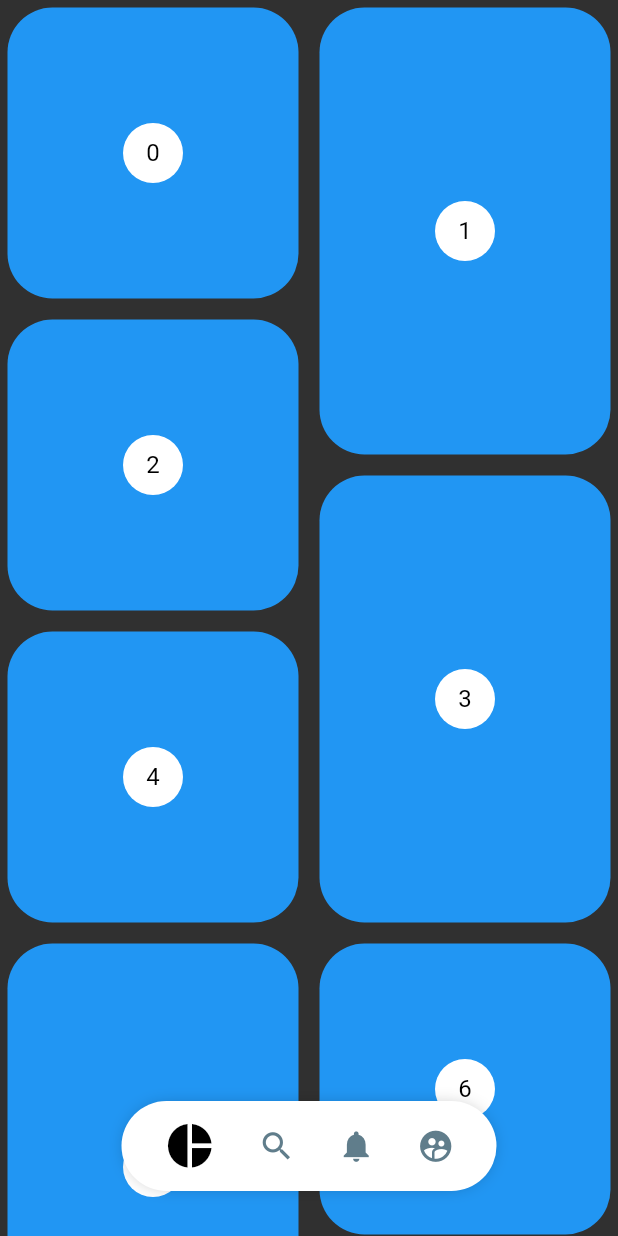
After one commit to matiasbaez/flutter-designs, a Flutter app: the PinterestScreen screen opened by its route, after a tap on the "pie chart" icon, on a phone screen of 412 x 824 dp. The commit adds this screen. Run offline on Flutter 3.47's test engine with Material 2 defaults, Android fonts, the phone set to English and light mode, and no system bars; our stand-ins replace flutter_svg.

Commit message:
Added, pinterest layout page

```diff
--- a/lib/main.dart
+++ b/lib/main.dart
@@ -28,6 +28,7 @@ class MyApp extends StatelessWidget {
         'basic_design'    : ( _ ) => const BasicDesignScreen(),
         'animations'      : ( _ ) => const AnimationsScreen(),
         'slideshows'      : ( _ ) => const SlideShowScreen(),
+        'pinterest'       : ( _ ) => const PinterestScreen(),
         'headers'         : ( _ ) => const HeadersScreen(),
         'home'            : ( _ ) => const HomeScreen(),
       },
--- a/lib/screens/home_screen.dart
+++ b/lib/screens/home_screen.dart
@@ -89,6 +89,10 @@ class _HomeDrawer extends StatelessWidget {
             title: const Text('Slideshows'),
             onTap: () => Navigator.pushNamed(context, 'slideshows'),
           ),
+          ListTile(
+            title: const Text('Pinterest Layout'),
+            onTap: () => Navigator.pushNamed(context, 'pinterest'),
+          ),
         ],
       ),
     );
--- /dev/null
+++ b/lib/screens/pinterest_screen.dart
@@ -0,0 +1,148 @@
+
+
+import 'package:flutter/material.dart';
+import 'package:flutter_staggered_grid_view/flutter_staggered_grid_view.dart';
+
+import 'package:designs/widgets/widgets.dart';
+import 'package:provider/provider.dart';
+
+class PinterestScreen extends StatelessWidget {
+  const PinterestScreen({super.key});
+
+  @override
+  Widget build(BuildContext context) {
+
+    return ChangeNotifierProvider(
+      create: (_) => _MenuModel(),
+      child: Scaffold(
+        body: Stack(
+          children: [
+            PinterestGrid(),
+            const _PinterestMenuLocation()
+          ]
+        )
+      ),
+    );
+  }
+}
+
+class _PinterestMenuLocation extends StatelessWidget {
+
+  const _PinterestMenuLocation({
+    Key? key,
+  }) : super(key: key);
+
+  @override
+  Widget build(BuildContext context) {
+    final screenWidth = MediaQuery.of(context).size.width;
+    final _MenuModel menuModel = Provider.of<_MenuModel>(context);
+
+    return Positioned(
+      bottom: 30,
+      child: Container(
+        width: screenWidth,
+        child: Align(
+          alignment: Alignment.center,
+          child: PinterestMenu(
+            show: menuModel.show,
+            items: [
+              PinterestButton(icon: Icons.pie_chart, onPressed: () {}),
+              PinterestButton(icon: Icons.search, onPressed: () {}),
+              PinterestButton(icon: Icons.notifications, onPressed: () {}),
+              PinterestButton(icon: Icons.supervised_user_circle, onPressed: () {}),
+            ],
+          )
+        )
+      )
+    );
+  }
+}
+
+class PinterestGrid extends StatefulWidget {
+
+  const PinterestGrid({
+    Key? key,
+  }) : super(key: key);
+
+  @override
+  State<PinterestGrid> createState() => _PinterestGridState();
+}
+
+class _PinterestGridState extends State<PinterestGrid> {
+
+  final List<int> items = List.generate(200, (i) => i);
+  final ScrollController controller = ScrollController();
+  double previousScroll = 0;
+
+  @override
+  void initState() {
+    final _MenuModel menuModel = Provider.of<_MenuModel>(context, listen: false);
+
+    controller.addListener(() {
+
+      menuModel.show = !(controller.offset > previousScroll && controller.offset > 150);
+      previousScroll = controller.offset;
+
+    });
+
+    super.initState();
+  }
+
+  @override
+  void dispose() {
+    controller.dispose();
+    super.dispose();
+  }
+
+  @override
+  Widget build(BuildContext context) {
+    return StaggeredGridView.countBuilder(
+      crossAxisCount: 4,
+      mainAxisSpacing: 4.0,
+      crossAxisSpacing: 4.0,
+      controller: controller,
+      itemCount: items.length,
+      staggeredTileBuilder: (index) => StaggeredTile.count(2, index.isEven ? 2 : 3),
+      itemBuilder: (context, index) => _PinterestItem(index: index ),
+    );
+  }
+}
+
+class _PinterestItem extends StatelessWidget {
+
+  final int index;
+
+  const _PinterestItem({
+    Key? key,
+    required this.index,
+  }) : super(key: key);
+
+  @override
+  Widget build(BuildContext context) {
+    return Container(
+      margin: const EdgeInsets.all( 5 ),
+      decoration: const BoxDecoration(
+        color: Colors.blue,
+        borderRadius: BorderRadius.all( Radius.circular(30) )
+      ),
+      child: Center(
+        child: CircleAvatar(
+          backgroundColor: Colors.white,
+          child: Text('$index'),
+        ),
+      ),
+    );
+  }
+}
+
+class _MenuModel with ChangeNotifier {
+  bool _show = true;
+
+  bool get show => _show;
+
+  set show( bool index ) {
+    _show = index;
+    notifyListeners();
+  }
+
+}
--- a/lib/screens/screens.dart
+++ b/lib/screens/screens.dart
@@ -3,6 +3,7 @@ export 'package:designs/screens/animated_square_screen.dart';
 export 'package:designs/screens/circle_graphs_screen.dart';
 export 'package:designs/screens/animations_screen.dart';
 export 'package:designs/screens/slideshow_screen.dart';
+export 'package:designs/screens/pinterest_screen.dart';
 export 'package:designs/screens/headers_screen.dart';
 export 'package:designs/screens/scroll_design.dart';
 export 'package:designs/screens/basic_design.dart';
--- /dev/null
+++ b/lib/widgets/pinterest_menu.dart
@@ -0,0 +1,170 @@
+
+import 'package:flutter/material.dart';
+import 'package:provider/provider.dart';
+
+class PinterestButton {
+  final Function onPressed;
+  final IconData icon;
+
+  PinterestButton({
+    required this.onPressed,
+    required this.icon
+  });
+}
+
+class PinterestMenu extends StatelessWidget {
+
+  final bool show;
+  final Color activeColor;
+  final Color inactiveColor;
+  final Color backgroundColor;
+
+  final List<PinterestButton> items;
+
+  const PinterestMenu({
+    super.key,
+    this.show = true,
+    required this.items,
+    this.activeColor = Colors.black,
+    this.backgroundColor = Colors.white,
+    this.inactiveColor = Colors.blueGrey
+  });
+
+  @override
+  Widget build(BuildContext context) {
+
+    return ChangeNotifierProvider(
+      create: (_) => _MenuModel(),
+      child: Builder(
+        builder: ((context) {
+
+          final _MenuModel menuModel = Provider.of<_MenuModel>(context);
+          menuModel.activeColor = activeColor;
+          menuModel.inactiveColor = inactiveColor;
+          menuModel.backgroundColor = backgroundColor;
+
+          return AnimatedOpacity(
+            opacity: show ? 1 : 0,
+            duration: const Duration( milliseconds: 250 ),
+            child: _PinterestMenuBackground(
+              child: _MenuItems( items: items )
+            ),
+          );
+        }),
+      ),
+    );
+  }
+}
+
+class _PinterestMenuBackground extends StatelessWidget {
+  final Widget child;
+
+  const _PinterestMenuBackground({
+    Key? key,
+    required this.child,
+  }) : super(key: key);
+
+  @override
+  Widget build(BuildContext context) {
+    final _MenuModel menuModel = Provider.of<_MenuModel>(context);
+
+    return Container(
+      width: 250,
+      height: 60,
+      decoration: BoxDecoration(
+        color: menuModel.backgroundColor,
+        borderRadius: const BorderRadius.all( Radius.circular(100) ),
+        boxShadow: const <BoxShadow>[
+          BoxShadow(
+            color: Colors.black38,
+            blurRadius: 10,
+            spreadRadius: -5
+          )
+        ]
+      ),
+      child: child,
+
+    );
+  }
+}
+
+class _MenuItems extends StatelessWidget {
+  final List<PinterestButton> items;
+
+  const _MenuItems({
+    super.key,
+    required this.items
+  });
+
+  @override
+  Widget build(BuildContext context) {
+    return Row(
+      mainAxisAlignment: MainAxisAlignment.spaceEvenly,
+      children: List.generate(items.length, (index) => _PinterestMenuButton( index: index, item: items[index], ))
+    );
+  }
+}
+
+class _PinterestMenuButton extends StatelessWidget {
+
+  final int index;
+  final PinterestButton item;
+
+  const _PinterestMenuButton({
+    super.key,
+    required this.index,
+    required this.item
+  });
+
+  @override
+  Widget build(BuildContext context) {
+
+    final _MenuModel menuModel = Provider.of<_MenuModel>(context);
+    final int currentIndex = menuModel.currentIndex;
+    final bool isActive = (currentIndex == index);
+
+    return GestureDetector(
+      onTap: () {
+        menuModel.currentIndex = index;
+        item.onPressed();
+      },
+      behavior: HitTestBehavior.translucent,
+      child: Icon(
+        item.icon,
+        size: isActive ? 35 : 25,
+        color: isActive ? menuModel.activeColor : menuModel.inactiveColor,
+      ),
+    );
+  }
+
+}
+
+class _MenuModel with ChangeNotifier {
+  int _currentIndex = 0;
+  Color _activeColor = Colors.black;
+  Color _inactiveColor = Colors.blueGrey;
+  Color _backgroundColor = Colors.white;
+
+  int get currentIndex => _currentIndex;
+  Color get activeColor => _activeColor;
+  Color get inactiveColor => _inactiveColor;
+  Color get backgroundColor => _backgroundColor;
+
+  set currentIndex( int index ) {
+    _currentIndex = index;
+    notifyListeners();
+  }
+
+  set activeColor( Color color ) {
+    _activeColor = color;
+  }
+
+  set inactiveColor( Color color ) {
+    _inactiveColor = color;
+  }
+
+  set backgroundColor( Color color ) {
+    _backgroundColor = color;
+  }
+
+}
--- a/lib/widgets/widgets.dart
+++ b/lib/widgets/widgets.dart
@@ -4,5 +4,6 @@ export 'package:designs/widgets/slideshow.dart';
 export 'package:designs/widgets/background.dart';
 export 'package:designs/widgets/page_title.dart';
 export 'package:designs/widgets/card_table.dart';
+export 'package:designs/widgets/pinterest_menu.dart';
 export 'package:designs/widgets/circle_progress.dart';
 export 'package:designs/widgets/custom_button_navigation.dart';
--- a/pubspec.yaml
+++ b/pubspec.yaml
@@ -39,6 +39,7 @@ dependencies:
   cupertino_icons: ^1.0.2
   flutter_svg: ^1.1.6
   provider: ^6.0.5
+  flutter_staggered_grid_view: ^0.4.1
 
 dev_dependencies:
   flutter_test:
```
Also changed, not shown: pubspec.lock.
